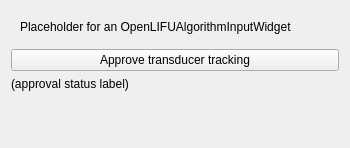
Qt form OpenLIFUTransducerTracker/Resources/UI/OpenLIFUTransducerTracker.ui (arhowe00/SlicerOpenLIFU) before a commit.
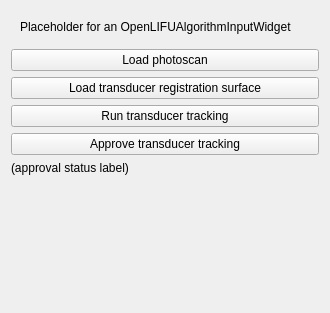
The same form after that commit. Custom widgets are drawn as their Qt base class.

Commit message: Add ability to load photoscans and transducer surface objects to the slicer scene (#137)

Patch:
```diff
--- a/OpenLIFUTransducerTracker/Resources/UI/OpenLIFUTransducerTracker.ui
+++ b/OpenLIFUTransducerTracker/Resources/UI/OpenLIFUTransducerTracker.ui
@@ -6,8 +6,8 @@
    <rect>
     <x>0</x>
     <y>0</y>
-    <width>350</width>
-    <height>148</height>
+    <width>330</width>
+    <height>313</height>
    </rect>
   </property>
   <layout class="QVBoxLayout" name="verticalLayout">
@@ -24,6 +24,27 @@
      </layout>
     </widget>
    </item>
+   <item>
+    <widget class="QPushButton" name="loadPhotoscanButton">
+     <property name="text">
+      <string>Load photoscan</string>
+     </property>
+    </widget>
+   </item>
+   <item>
+    <widget class="QPushButton" name="loadTransducerSurfaceButton">
+     <property name="text">
+      <string>Load transducer registration surface</string>
+     </property>
+    </widget>
+   </item>
+   <item>
+    <widget class="QPushButton" name="runTrackingButton">
+     <property name="text">
+      <string>Run transducer tracking</string>
+     </property>
+    </widget>
+   </item>
    <item>
     <widget class="QPushButton" name="approveButton">
      <property name="text">
```
The commit also changes 1 other file.
